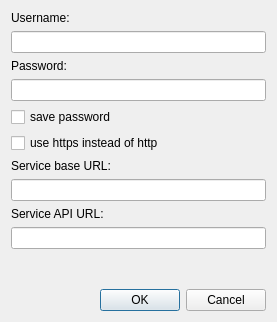
Above: src/AccountConfigurationDialog.ui from asolfre/qwit before the change. Below: the same form after it.
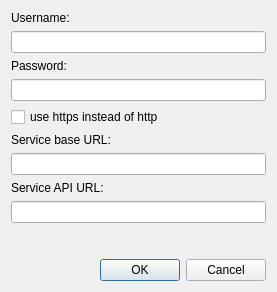
That is the form after the change.

Commit message: Added passwords encryption

Patch:
```diff
--- a/src/AccountConfigurationDialog.ui
+++ b/src/AccountConfigurationDialog.ui
@@ -10,7 +10,7 @@
     <x>0</x>
     <y>0</y>
     <width>277</width>
-    <height>322</height>
+    <height>292</height>
    </rect>
   </property>
   <property name="windowTitle">
@@ -46,13 +46,6 @@
        </property>
       </widget>
      </item>
-     <item>
-      <widget class="QCheckBox" name="savePasswordCheckBox_3">
-       <property name="text">
-        <string>save password</string>
-       </property>
-      </widget>
-     </item>
      <item>
       <widget class="QCheckBox" name="useHttpsCheckBox">
        <property name="text">
```
The commit also changes 6 other files.
